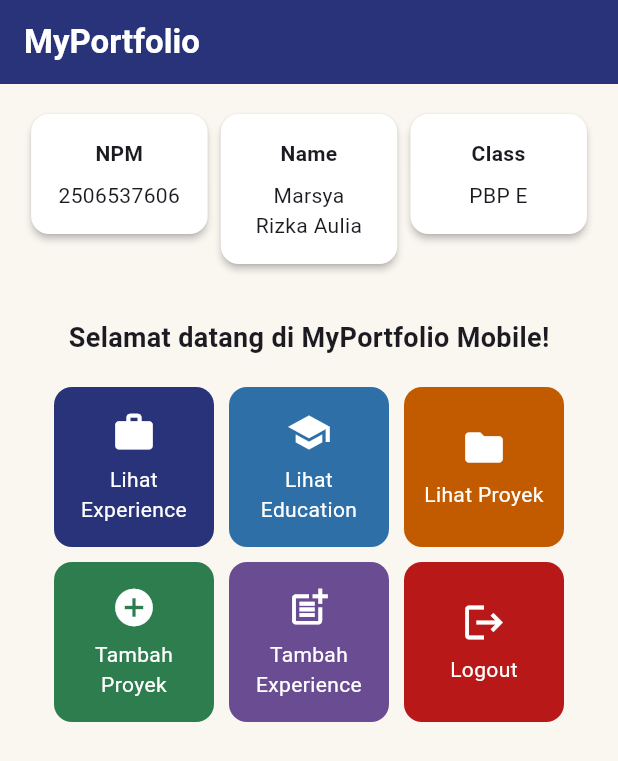
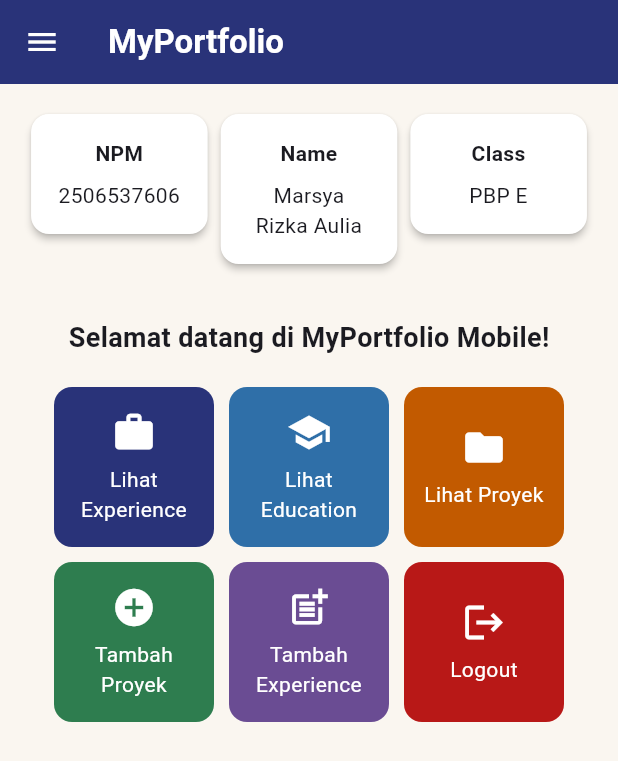
Before and after one commit to msystemctrl/myportofolio_mobile, a Flutter app: the screen it shows after launch, on a phone screen of 412 x 824 dp. Shown: the top 761 px of the screen. Run offline on Flutter 3.47's test engine with Material 3 defaults, Android fonts, the phone set to English and light mode, and no system bars; our stand-ins replace material_ui.

Commit message:
feat(menu): attach LeftDrawer to home page

```diff
--- a/lib/menu.dart
+++ b/lib/menu.dart
@@ -1,5 +1,6 @@
 import 'package:material_ui/material_ui.dart';
 import 'package:myportofolio_mobile/app_colors.dart';
+import 'package:myportofolio_mobile/widgets/left_drawer.dart';
 
 class MyHomePage extends StatelessWidget {
   MyHomePage({super.key});
@@ -28,7 +29,10 @@ class MyHomePage extends StatelessWidget {
           style: TextStyle(color: Colors.white, fontWeight: FontWeight.bold),
         ),
         backgroundColor: Theme.of(context).colorScheme.primary,
+        iconTheme: const IconThemeData(color: Colors.white),
       ),
+      // Drawer menu navigasi di sisi kiri layar.
+      drawer: const LeftDrawer(),
       // Halaman dapat digulir agar semua kartu tetap terjangkau di layar kecil.
       body: SingleChildScrollView(
         child: Padding(
```
